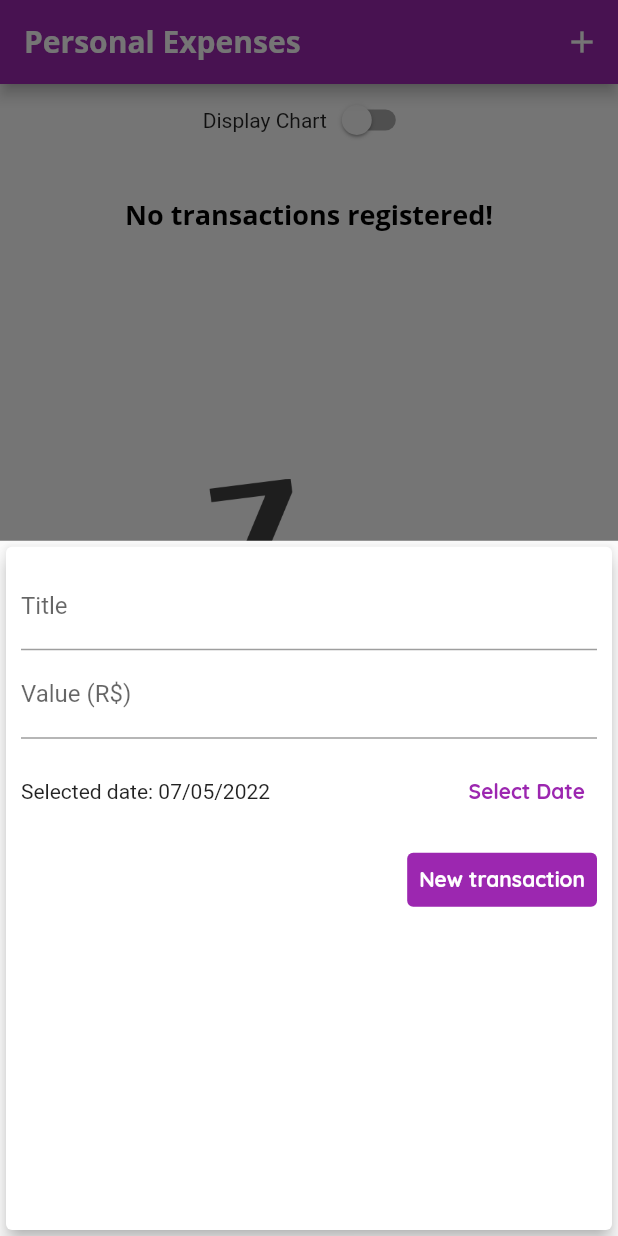
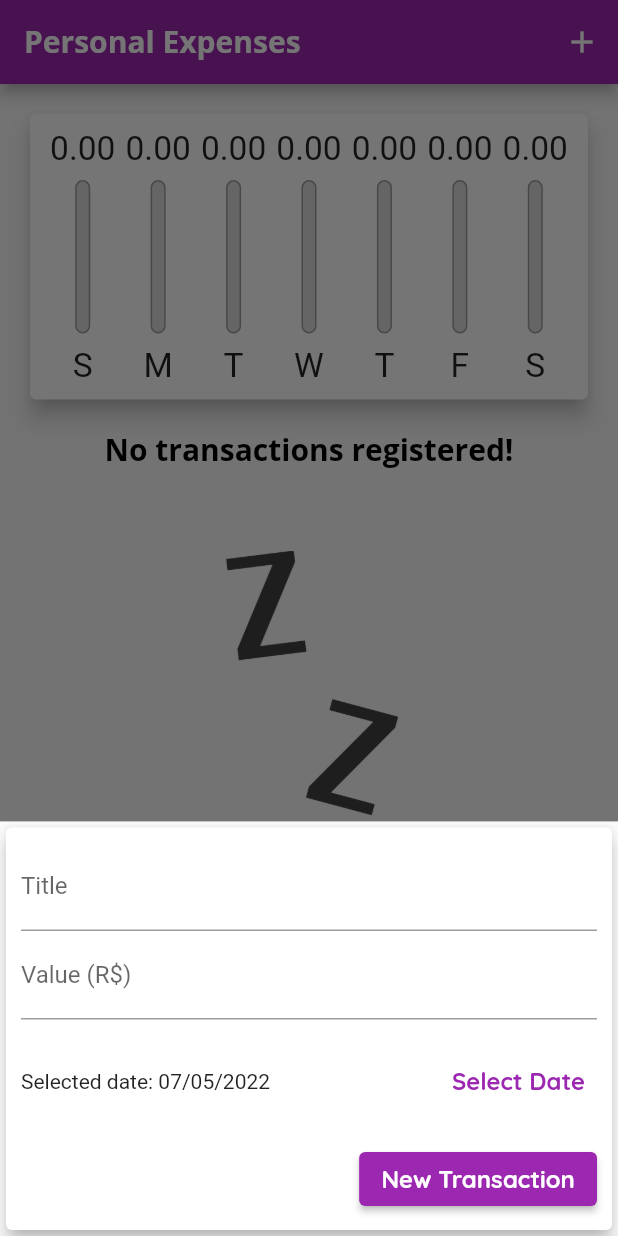
Before and after one commit to victorleitec/flutter-expensesApp, a Flutter app: the screen it shows after launch, after a tap on the "add" icon, on a phone screen of 412 x 824 dp. Run offline on Flutter 3.47's test engine with Material 2 defaults, Android fonts, the phone set to English and light mode, and no system bars.

Commit message:
ExpensesApp #161

```diff
--- /dev/null
+++ b/lib/components/adaptive_button.dart
@@ -0,0 +1,33 @@
+import 'dart:io';
+
+import 'package:flutter/cupertino.dart';
+import 'package:flutter/material.dart';
+
+class AdaptiveButton extends StatelessWidget {
+  final String label;
+  final Function() onPressed;
+
+  const AdaptiveButton({required this.label, required this.onPressed, Key? key})
+      : super(key: key);
+
+  @override
+  Widget build(BuildContext context) {
+    return Platform.isIOS
+        ? CupertinoButton(
+            onPressed: onPressed,
+            child: Text(label),
+            color: Theme.of(context).colorScheme.primary,
+            padding: const EdgeInsets.symmetric(
+              horizontal: 20,
+            ),
+          )
+        : ElevatedButton(
+            style: ElevatedButton.styleFrom(
+              primary: Theme.of(context).colorScheme.primary,
+              onPrimary: Theme.of(context).textTheme.button?.color,
+            ),
+            onPressed: onPressed,
+            child: Text(label),
+          );
+  }
+}
--- /dev/null
+++ b/lib/components/adaptive_date_picker.dart
@@ -0,0 +1,67 @@
+import 'dart:io';
+
+import 'package:flutter/cupertino.dart';
+import 'package:flutter/material.dart';
+import 'package:intl/intl.dart';
+
+class AdaptiveDatePicker extends StatelessWidget {
+  final DateTime? selectedDate;
+  final Function(DateTime) onDateChanged;
+
+  const AdaptiveDatePicker({
+    required this.selectedDate,
+    required this.onDateChanged,
+    Key? key,
+  }) : super(key: key);
+
+  _showDatePicker(BuildContext context) {
+    showDatePicker(
+      context: context,
+      initialDate: DateTime.now(),
+      firstDate: DateTime(2021),
+      lastDate: DateTime.now(),
+    ).then((pickedDate) {
+      if (pickedDate == null) {
+        return;
+      }
+
+      onDateChanged(pickedDate);
+    });
+  }
+
+  @override
+  Widget build(BuildContext context) {
+    return Platform.isIOS
+        ? SizedBox(
+            height: 180,
+            child: CupertinoDatePicker(
+              mode: CupertinoDatePickerMode.date,
+              initialDateTime: DateTime.now(),
+              minimumDate: DateTime(2021),
+              maximumDate: DateTime.now(),
+              onDateTimeChanged: onDateChanged,
+            ),
+          )
+        : SizedBox(
+            height: MediaQuery.of(context).size.height * 0.1,
+            child: Row(
+              children: [
+                Expanded(
+                  child: Text(
+                    selectedDate == null
+                        ? "No date selected!"
+                        : "Selected date: ${DateFormat('dd/MM/y').format(selectedDate!)}",
+                  ),
+                ),
+                TextButton(
+                  onPressed: () => _showDatePicker(context),
+                  child: const Text(
+                    "Select Date",
+                    style: TextStyle(fontWeight: FontWeight.bold),
+                  ),
+                )
+              ],
+            ),
+          );
+  }
+}
--- /dev/null
+++ b/lib/components/adaptive_text_field.dart
@@ -0,0 +1,45 @@
+import 'dart:io';
+
+import 'package:flutter/cupertino.dart';
+import 'package:flutter/material.dart';
+
+class AdaptiveTextField extends StatelessWidget {
+  final TextEditingController controller;
+  final Function(String) onSubmitted;
+  final String label;
+  final TextInputType keyboardType;
+
+  const AdaptiveTextField({
+    required this.controller,
+    required this.onSubmitted,
+    required this.label,
+    required this.keyboardType,
+    Key? key,
+  }) : super(key: key);
+
+  @override
+  Widget build(BuildContext context) {
+    return Platform.isIOS
+        ? Padding(
+            padding: const EdgeInsets.only(
+              bottom: 10,
+            ),
+            child: CupertinoTextField(
+              controller: controller,
+              onSubmitted: onSubmitted,
+              placeholder: label,
+              keyboardType: keyboardType,
+              padding: const EdgeInsets.symmetric(
+                horizontal: 6,
+                vertical: 12,
+              ),
+            ),
+          )
+        : TextField(
+            controller: controller,
+            onSubmitted: onSubmitted,
+            decoration: InputDecoration(labelText: label),
+            keyboardType: keyboardType,
+          );
+  }
+}
--- a/lib/components/transaction_form.dart
+++ b/lib/components/transaction_form.dart
@@ -1,5 +1,7 @@
+import 'package:expenses/components/adaptive_button.dart';
+import 'package:expenses/components/adaptive_date_picker.dart';
+import 'package:expenses/components/adaptive_text_field.dart';
 import 'package:flutter/material.dart';
-import 'package:intl/intl.dart';
 
 class TransactionForm extends StatefulWidget {
   final void Function(String, double, DateTime) onSubmit;
@@ -26,85 +28,54 @@ class _TransactionFormState extends State<TransactionForm> {
     widget.onSubmit(title, value, _selectedDate!);
   }
 
-  _showDatePicker() {
-    showDatePicker(
-      context: context,
-      initialDate: DateTime.now(),
-      firstDate: DateTime(2020),
-      lastDate: DateTime.now(),
-    ).then((pickedDate) {
-      if (pickedDate == null) {
-        return;
-      }
-
-      setState(() {
-        _selectedDate = pickedDate;
-      });
-    });
-  }
-
   @override
   Widget build(BuildContext context) {
-    return Card(
+    return SingleChildScrollView(
+      child: Card(
         elevation: 5,
         child: Padding(
-        padding: const EdgeInsets.all(10),
+          padding: EdgeInsets.only(
+            top: 10,
+            right: 10,
+            left: 10,
+            bottom: 10 + MediaQuery.of(context).viewInsets.bottom,
+          ),
           child: Column(
             children: [
-            TextField(
+              AdaptiveTextField(
+                label: "Title",
                 controller: _titleController,
                 onSubmitted: (_) => _submitForm(),
-              decoration: const InputDecoration(
-                labelText: "Title",
+                keyboardType: TextInputType.text,
               ),
-            ),
-            TextField(
+              AdaptiveTextField(
+                label: "Value (R\$)",
                 controller: _valueController,
+                onSubmitted: (_) => _submitForm(),
                 keyboardType:
                     const TextInputType.numberWithOptions(decimal: true),
-              onSubmitted: (_) => _submitForm(),
-              decoration: const InputDecoration(
-                labelText: "Value (R\$)",
               ),
-            ),
-            SizedBox(
-              height: 70,
-              child: Row(
-                children: [
-                  Expanded(
-                    child: Text(
-                      _selectedDate == null
-                          ? "No date selected!"
-                          : "Selected date: ${DateFormat('dd/MM/y').format(_selectedDate!)}",
-                    ),
-                  ),
-                  TextButton(
-                    onPressed: _showDatePicker,
-                    child: const Text(
-                      "Select Date",
-                      style: TextStyle(fontWeight: FontWeight.bold),
-                    ),
-                  )
-                ],
-              ),
+              AdaptiveDatePicker(
+                selectedDate: _selectedDate,
+                onDateChanged: (newDate) {
+                  setState(() {
+                    _selectedDate = newDate;
+                  });
+                },
               ),
               Row(
                 mainAxisAlignment: MainAxisAlignment.end,
                 children: [
-                TextButton(
-                  style: TextButton.styleFrom(
-                      backgroundColor: Theme.of(context).colorScheme.primary),
+                  AdaptiveButton(
+                    label: "New Transaction",
                     onPressed: _submitForm,
-                  child: Text(
-                    "New transaction",
-                    style: Theme.of(context).textTheme.button,
-                  ),
                   ),
                 ],
               ),
             ],
           ),
         ),
+      ),
     );
   }
 }
--- a/lib/components/transaction_list.dart
+++ b/lib/components/transaction_list.dart
@@ -16,17 +16,15 @@ class TransactionList extends StatelessWidget {
             builder: (context, constraints) {
               return Column(
                 children: [
-                  SizedBox(height: constraints.maxHeight * 0.05),
                   SizedBox(
-                    height: constraints.maxHeight * 0.3,
+                    height: constraints.maxHeight * 0.15,
                     child: Text(
                       "No transactions registered!",
                       style: Theme.of(context).textTheme.headline6,
                     ),
                   ),
-                  SizedBox(height: constraints.maxHeight * 0.05),
                   SizedBox(
-                    height: constraints.maxHeight * 0.6,
+                    height: constraints.maxHeight * 0.5,
                     child: Image.asset(
                       "assets/images/waiting.png",
                       fit: BoxFit.cover,
@@ -67,11 +65,25 @@ class TransactionList extends StatelessWidget {
                   subtitle: Text(
                     DateFormat("d MMM y").format(tr.date),
                   ),
-                  trailing: IconButton(
-                    icon: const Icon(Icons.delete),
-                    color: Theme.of(context).errorColor,
-                    onPressed: () => onRemove(tr.id),
-                  ),
+                  trailing: MediaQuery.of(context).size.width > 480
+                      ? TextButton.icon(
+                          onPressed: () => onRemove(tr.id),
+                          label: Text(
+                            "Delete",
+                            style: TextStyle(
+                              color: Theme.of(context).errorColor,
+                            ),
+                          ),
+                          icon: Icon(
+                            Icons.delete,
+                            color: Theme.of(context).errorColor,
+                          ),
+                        )
+                      : IconButton(
+                          icon: const Icon(Icons.delete),
+                          color: Theme.of(context).errorColor,
+                          onPressed: () => onRemove(tr.id),
+                        ),
                 ),
               );
             },
--- a/lib/main.dart
+++ b/lib/main.dart
@@ -1,9 +1,11 @@
+import 'dart:io';
 import 'dart:math';
 
 import 'package:expenses/components/chart.dart';
 import 'package:expenses/components/transaction_form.dart';
 import 'package:expenses/components/transaction_list.dart';
 import 'package:expenses/models/transaction.dart';
+import 'package:flutter/cupertino.dart';
 import 'package:flutter/material.dart';
 
 void main() {
@@ -20,7 +22,6 @@ class ExpensesApp extends StatelessWidget {
       home: const MyHomePage(),
       debugShowCheckedModeBanner: false,
       theme: theme.copyWith(
-        scaffoldBackgroundColor: Colors.white,
         colorScheme: theme.colorScheme.copyWith(
           primary: Colors.purple,
           secondary: Colors.amber,
@@ -28,7 +29,7 @@ class ExpensesApp extends StatelessWidget {
         textTheme: theme.textTheme.copyWith(
           headline6: const TextStyle(
             fontFamily: "OpenSans",
-            fontSize: 18,
+            fontSize: 20,
             fontWeight: FontWeight.bold,
             color: Colors.black,
           ),
@@ -40,6 +41,7 @@ class ExpensesApp extends StatelessWidget {
           button: const TextStyle(
             fontFamily: "Quicksand",
             fontWeight: FontWeight.bold,
+            fontSize: 16,
             color: Colors.white,
           ),
         ),
@@ -104,61 +106,91 @@ class _MyHomePageState extends State<MyHomePage> {
     );
   }
 
+  Widget _getIconButton(IconData icon, Function() fn) {
+    return Platform.isIOS
+        ? GestureDetector(onTap: fn, child: Icon(icon))
+        : IconButton(onPressed: fn, icon: Icon(icon));
+  }
+
   @override
   Widget build(BuildContext context) {
+    final mediaQuery = MediaQuery.of(context);
+
+    bool isLandscape = mediaQuery.orientation == Orientation.landscape;
+
+    final iconList =
+        Platform.isIOS ? CupertinoIcons.list_dash : Icons.list_rounded;
+
+    final chartList =
+        Platform.isIOS ? CupertinoIcons.chart_bar : Icons.show_chart_rounded;
+
+    final actions = [
+      if (isLandscape)
+        _getIconButton(
+          _showChart ? iconList : chartList,
+          () {
+            setState(() {
+              _showChart = !_showChart;
+            });
+          },
+        ),
+      _getIconButton(
+        Platform.isIOS ? CupertinoIcons.add : Icons.add,
+        () => _openTransactionFormModal(context),
+      )
+    ];
+
     final appBar = AppBar(
       title: const Text("Personal Expenses"),
-      actions: [
-        IconButton(
-          onPressed: () => _openTransactionFormModal(context),
-          icon: const Icon(Icons.add),
-        )
-      ],
+      actions: actions,
     );
 
     final appBarHeight = appBar.preferredSize.height;
-    final paddingTop = MediaQuery.of(context).padding.top;
-    final availableHeight =
-        MediaQuery.of(context).size.height - appBarHeight - paddingTop;
+    final paddingTop = mediaQuery.padding.top;
+    final availableHeight = mediaQuery.size.height - appBarHeight - paddingTop;
 
-    return Scaffold(
-      appBar: appBar,
-      body: SingleChildScrollView(
+    final bodyPage = SafeArea(
+      child: SingleChildScrollView(
         child: Column(
           crossAxisAlignment: CrossAxisAlignment.stretch,
           children: [
-            Row(
-              mainAxisAlignment: MainAxisAlignment.center,
-              children: [
-                const Text("Display Chart"),
-                Switch(
-                  value: _showChart,
-                  onChanged: (value) {
-                    setState(() {
-                      _showChart = value;
-                    });
-                  },
-                ),
-              ],
-            ),
-            if (_showChart)
+            if (_showChart || !isLandscape)
               SizedBox(
-                height: availableHeight * 0.3,
+                height: availableHeight * (isLandscape ? 0.8 : 0.3),
                 child: Chart(_recentTransactions),
               ),
-            if (!_showChart)
+            if (!_showChart || !isLandscape)
               SizedBox(
-                height: availableHeight * 0.7,
+                height: availableHeight * (isLandscape ? 1 : 0.7),
                 child: TransactionList(_transactions, _removeTransaction),
               ),
           ],
         ),
       ),
-      floatingActionButton: FloatingActionButton(
-        onPressed: () => _openTransactionFormModal(context),
-        child: const Icon(Icons.add),
-      ),
-      floatingActionButtonLocation: FloatingActionButtonLocation.centerFloat,
     );
+
+    return Platform.isIOS
+        ? CupertinoPageScaffold(
+            navigationBar: CupertinoNavigationBar(
+              middle: const Text("Personal Expenses"),
+              trailing: Row(
+                mainAxisSize: MainAxisSize.min,
+                children: actions,
+              ),
+            ),
+            child: bodyPage,
+          )
+        : Scaffold(
+            appBar: appBar,
+            body: bodyPage,
+            floatingActionButton: Platform.isIOS
+                ? Container()
+                : FloatingActionButton(
+                    onPressed: () => _openTransactionFormModal(context),
+                    child: const Icon(Icons.add),
+                  ),
+            floatingActionButtonLocation:
+                FloatingActionButtonLocation.centerFloat,
+          );
   }
 }
```
Lines whose indentation alone changed are shown as unchanged.
